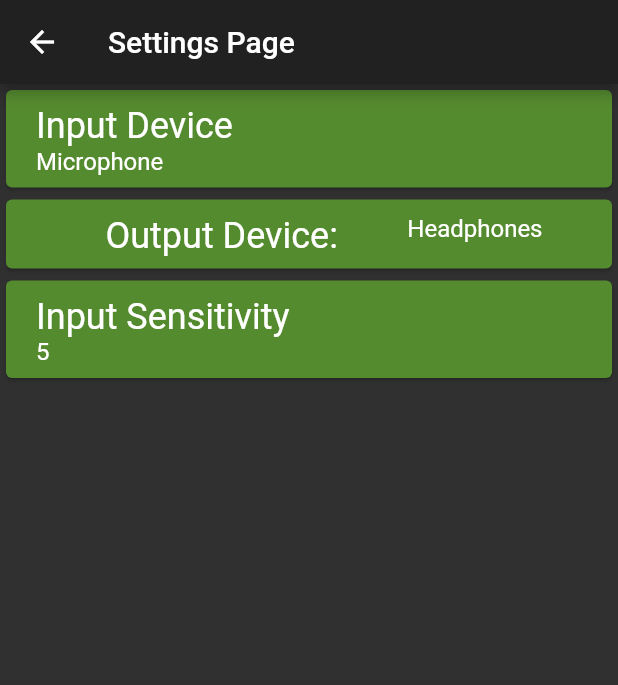
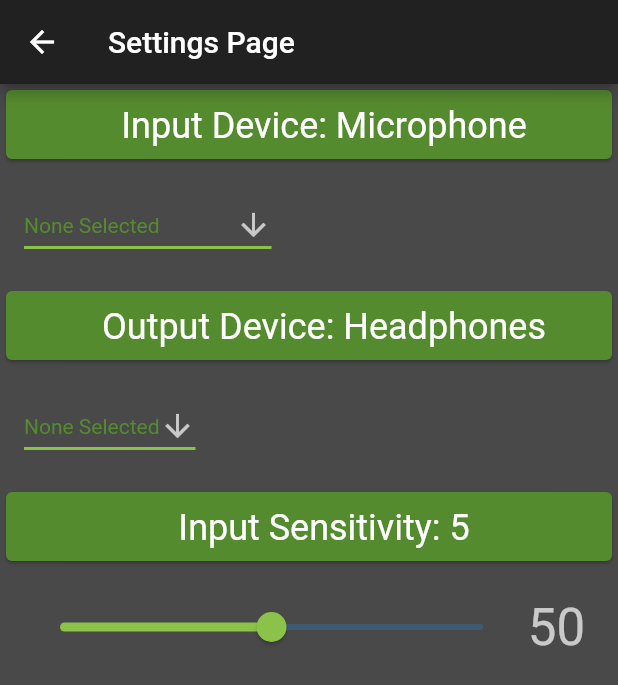
Before and after one commit to VertexChat/vertex, a Flutter app: the SettingsPage screen opened directly, on a phone screen of 412 x 824 dp. Shown: the top 685 px of the screen. Run offline on Flutter 3.47's test engine with Material 2 defaults, Android fonts, the phone set to English and light mode, and no system bars.

Commit message:
Update Settings Page
Few changes to layout.
Much to add...

```diff
--- a/ui/lib/main.dart
+++ b/ui/lib/main.dart
@@ -8,6 +8,7 @@ import 'package:vertex_ui/src/pages/settings/audio_settings_card.dart';
 void main() => runApp(UI()); // Vertex_UI -> App root call to
 
 /// App Root
+/// TODO: Change title to something more user meaningful
 class UI extends StatelessWidget {
   @override
   Widget build(BuildContext context) {
@@ -16,7 +17,7 @@ class UI extends StatelessWidget {
     return MaterialApp(
       title: 'Vertex',
       theme: ThemeData(brightness: Brightness.dark),
-      home: VertexHomePage(title: 'Vertex Home'),
+      home: VertexHomePage(title: 'Welcome Home' + '{username}'), // TODO: ${username}
     );
   }
 }
--- a/ui/lib/src/pages/settings/settings_card.dart
+++ b/ui/lib/src/pages/settings/settings_card.dart
@@ -2,6 +2,7 @@ import 'package:flutter/material.dart';
 
 import 'settings_model.dart';
 
+/// Controller ? -- MVC Pattern
 class SettingsCard extends StatefulWidget {
   final Settings settings;
 
@@ -16,7 +17,10 @@ class _SettingsCardState extends State<SettingsCard> {
 
   _SettingsCardState(this.settings);
 
-  double _sliderValue = 10.0;
+  // Set some default values
+  String _inputDeviceValue = 'None Selected';
+  String _outputDeviceValue = 'None Selected';
+  double _inputSensitivityValue = 50.0;
 
   /// Need a few widgets
   /// First being a text widget
@@ -32,17 +36,59 @@ class _SettingsCardState extends State<SettingsCard> {
               bottom: 8.0,
               left: 20.0,
             ),
-            child: Column(
+            child: Row(
               crossAxisAlignment: CrossAxisAlignment.start,
               mainAxisAlignment: MainAxisAlignment.spaceAround,
               children: <Widget>[
-                Text("Input Device",
+                Text("Input Device: " + widget.settings.inputDevice,
                     style: Theme.of(context).textTheme.headline),
-                Text(widget.settings.inputDevice,
-                    style: Theme.of(context).textTheme.subhead),
               ],
             ),
           )),
+    );
+  }
+
+  Widget get displayInputDeviceDropBox {
+    return Column(
+      children: <Widget>[
+        Container(
+            padding: EdgeInsets.symmetric(
+              vertical: 16.0,
+              horizontal: 16.0,
+            ),
+            child: Row(
+              mainAxisAlignment: MainAxisAlignment.spaceBetween,
+              children: <Widget>[
+                Flexible(
+                  flex: 1,
+                  child: DropdownButton<String>(
+                    value: _inputDeviceValue,
+                    icon: Icon(Icons.arrow_downward),
+                    iconSize: 24,
+                    elevation: 16,
+                    style: TextStyle(color: Colors.lightGreen[800]),
+                    underline: Container(
+                      height: 2,
+                      color: Colors.lightGreen,
+                    ),
+                    onChanged: (String newOutputDeviceValue) {
+                      setState(() {
+                        _inputDeviceValue = newOutputDeviceValue;
+                      });
+                    },
+                    // TODO: Look at getting audio options here
+                    items: <String>['None Selected', 'Integrated Microphone', 'External Microphone']
+                        .map((String value) {
+                      return new DropdownMenuItem<String>(
+                        value: value,
+                        child: new Text(value),
+                      );
+                    }).toList(),
+                  ),
+                ),
+              ],
+            )),
+      ],
     );
   }
 
@@ -60,13 +106,55 @@ class _SettingsCardState extends State<SettingsCard> {
               crossAxisAlignment: CrossAxisAlignment.start,
               mainAxisAlignment: MainAxisAlignment.spaceEvenly,
               children: <Widget>[
-                Text("Output Device:",
+                Text("Output Device: " + widget.settings.outputDevice,
                     style: Theme.of(context).textTheme.headline),
-                Text(widget.settings.outputDevice,
-                    style: Theme.of(context).textTheme.subhead),
               ],
             ),
           )),
+    );
+  }
+
+  Widget get displayOutputDeviceDropBox {
+    return Column(
+      children: <Widget>[
+        Container(
+            padding: EdgeInsets.symmetric(
+              vertical: 16.0,
+              horizontal: 16.0,
+            ),
+            child: Row(
+              mainAxisAlignment: MainAxisAlignment.spaceBetween,
+              children: <Widget>[
+                Flexible(
+                  flex: 1,
+                  child: DropdownButton<String>(
+                    value: _outputDeviceValue,
+                    icon: Icon(Icons.arrow_downward),
+                    iconSize: 24,
+                    elevation: 16,
+                    style: TextStyle(color: Colors.lightGreen[800]),
+                    underline: Container(
+                      height: 2,
+                      color: Colors.lightGreen,
+                    ),
+                    onChanged: (String newOutputDeviceValue) {
+                      setState(() {
+                        _outputDeviceValue = newOutputDeviceValue;
+                      });
+                    },
+                    // TODO: Look at getting audio options here
+                    items: <String>['None Selected', 'Speakers', 'Headphones']
+                        .map((String value) {
+                      return new DropdownMenuItem<String>(
+                        value: value,
+                        child: new Text(value),
+                      );
+                    }).toList(),
+                  ),
+                ),
+              ],
+            )),
+      ],
     );
   }
 
@@ -80,14 +168,12 @@ class _SettingsCardState extends State<SettingsCard> {
               bottom: 8.0,
               left: 20.0,
             ),
-            child: Column(
+            child: Row(
               crossAxisAlignment: CrossAxisAlignment.start,
               mainAxisAlignment: MainAxisAlignment.spaceAround,
               children: <Widget>[
-                Text("Input Sensitivity",
+                Text("Input Sensitivity: " + widget.settings.inputSensitivity.toString(),
                     style: Theme.of(context).textTheme.headline),
-                Text(widget.settings.inputSensitivity.toString(),
-                    style: Theme.of(context).textTheme.subhead),
               ],
             ),
           )),
@@ -95,54 +181,62 @@ class _SettingsCardState extends State<SettingsCard> {
   }
 
 //  /// Secondly need a widget to handle the input sensitivity
-//  Widget get displayInputSensitivitySlider {
-//    return Column(
-//      children: <Widget>[
-//        Container(
-//          padding: EdgeInsets.symmetric(
-//            vertical: 16.0,
-//            horizontal: 16.0,
-//          ),
-//          child: Row(
-//            mainAxisAlignment: MainAxisAlignment.spaceBetween,
-//            children: <Widget>[
-//              Flexible(
-//                flex: 1,
-//                child: Slider(
-//                  activeColor: Colors.lightGreen,
-//                  min: 0.0,
-//                  max: 100.0,
-//                  onChanged: (newInputSensitivity) {
-//                    setState(() => _sliderValue = newInputSensitivity);
-//                  },
-//                  value: _sliderValue,
-//                ),
-//              ),
-//
-//              // This displays the slider value
-//              Container(
-//                width: 50.0,
-//                alignment: Alignment.center,
-//                child: Text('${_sliderValue.toInt()}', style: Theme.of(context).textTheme.display1,),
-//              )
-//            ],
-//          )
-//        ),
-//      ],
-//    );
-//  }
+  Widget get displayInputSensitivitySlider {
+    return Column(
+      children: <Widget>[
+        Container(
+            padding: EdgeInsets.symmetric(
+              vertical: 16.0,
+              horizontal: 16.0,
+            ),
+            child: Row(
+              mainAxisAlignment: MainAxisAlignment.spaceBetween,
+              children: <Widget>[
+                Flexible(
+                  flex: 1,
+                  child: Slider(
+                    activeColor: Colors.lightGreen,
+                    min: 0.0,
+                    max: 100.0,
+                    onChanged: (newInputSensitivity) {
+                      setState(
+                          () => _inputSensitivityValue = newInputSensitivity);
+                    },
+                    value: _inputSensitivityValue,
+                  ),
+                ),
+
+                // This displays the slider value
+                Container(
+                  width: 50.0,
+                  alignment: Alignment.center,
+                  child: Text(
+                    '${_inputSensitivityValue.toInt()}',
+                    style: Theme.of(context).textTheme.display1,
+                  ),
+                )
+              ],
+            )),
+      ],
+    );
+  }
+
+
 
   @override
   Widget build(BuildContext context) {
     return Container(
       alignment: Alignment.topLeft,
-//      color: Colors.white,
+      color: Colors.white12,
       height: 800.0,
       child: ListView(
         children: <Widget>[
           displayInputDeviceText,
+          displayInputDeviceDropBox,
           displayOutputDeviceText,
+          displayOutputDeviceDropBox,
           displayInputSensitivityText,
+          displayInputSensitivitySlider,
         ],
       ),
     );
--- a/ui/lib/src/pages/settings/settings_model.dart
+++ b/ui/lib/src/pages/settings/settings_model.dart
@@ -1,5 +1,6 @@
 /// Data model for Settings
-
+///
+/// Model -- MVC Pattern
 class Settings {
   // Audio Settings
   String inputDevice;
```
